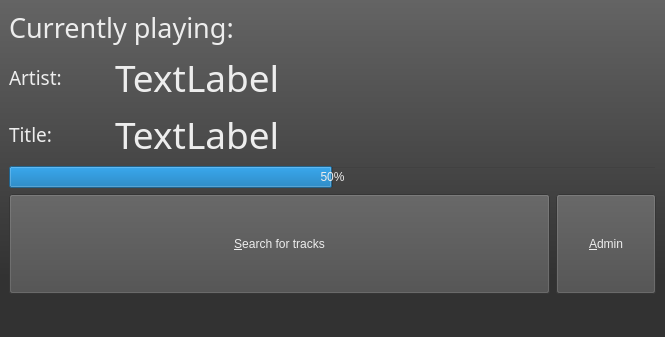
First picture: the form in mainWindow.ui, repository thomaslundgaard/Pimp, before the edit; both pictures show x 0 to 665 and y 0 to 337 of the 665 by 635 pixel window.
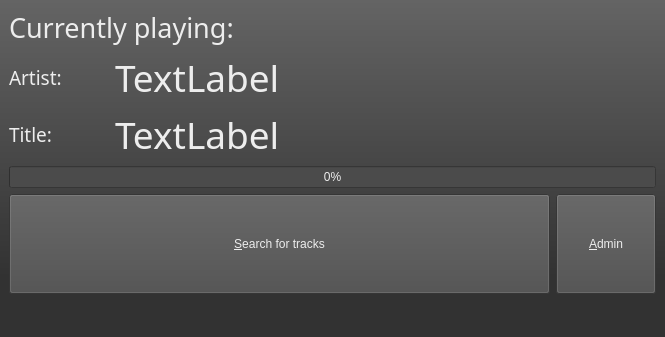
Second picture: the form after the edit. Icons and pictures are not drawn.

Commit message: mpd class fully implemented

Diff of the .ui file:
```diff
--- a/mainWindow.ui
+++ b/mainWindow.ui
@@ -182,8 +182,14 @@
       </item>
       <item>
        <widget class="QProgressBar" name="songProgress">
+        <property name="styleSheet">
+         <string notr="true">background-color: rgb(75, 75, 75);
+selection-background-color: rgb(126, 0, 2);
+
+</string>
+        </property>
         <property name="value">
-         <number>50</number>
+         <number>0</number>
         </property>
        </widget>
       </item>
```
The commit also changes 2 other files.
